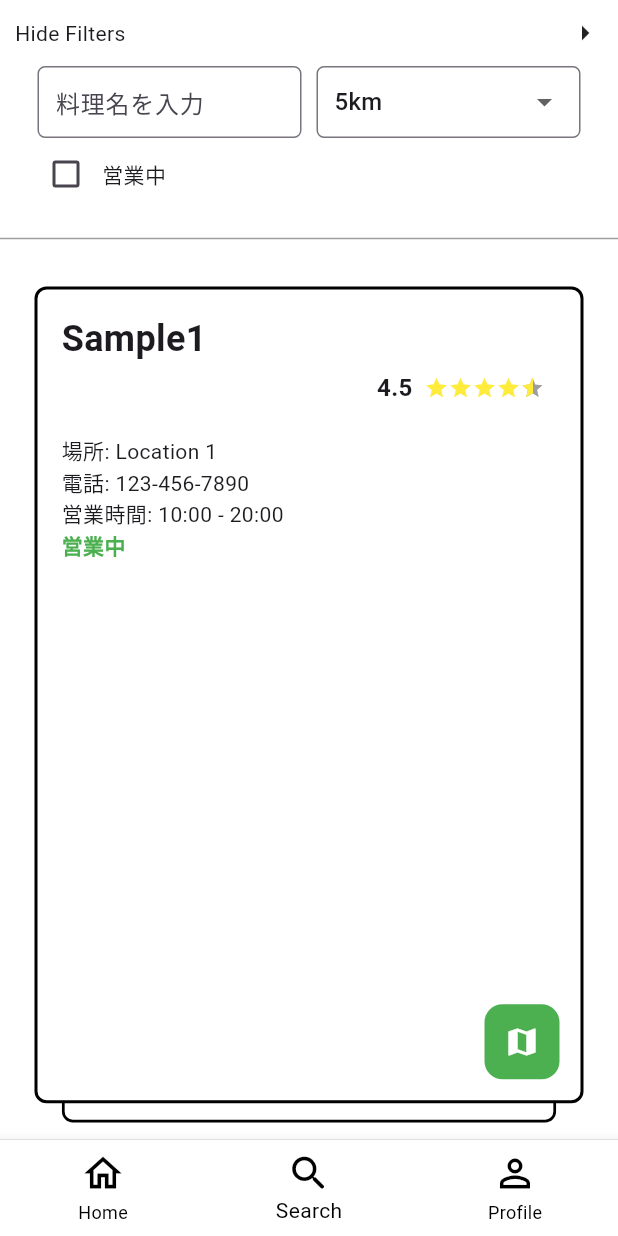
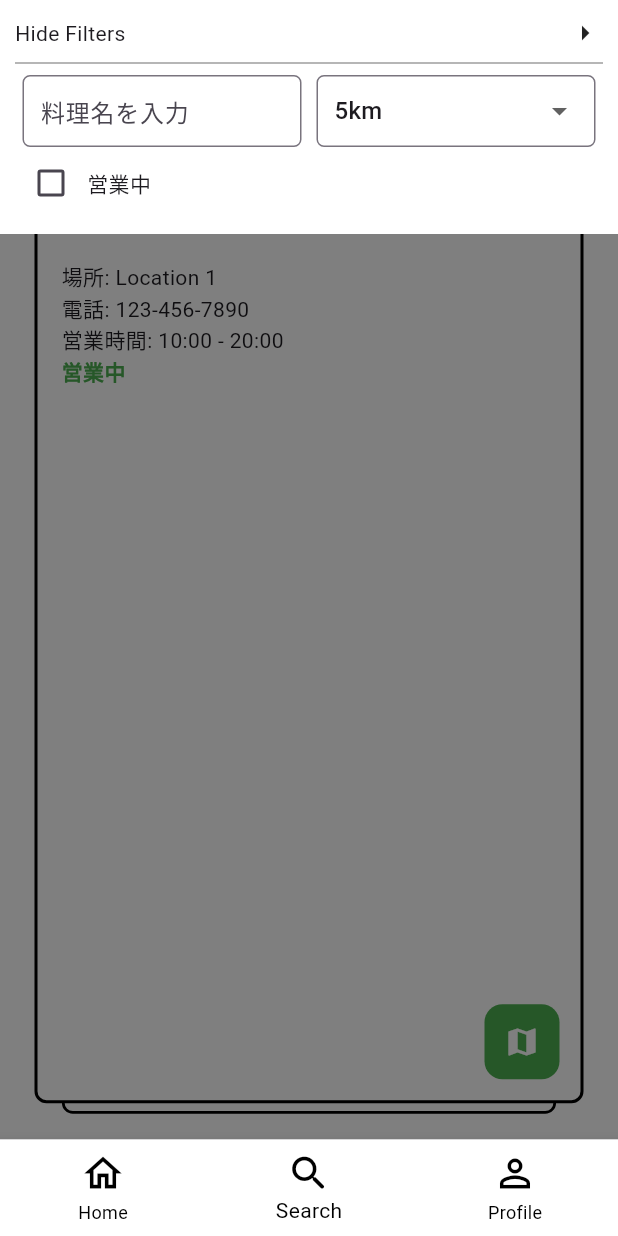
Before and after one commit to hayato-0510/gohan, a Flutter app: the screen it shows after launch, item 2 of the bottom bar chosen, on a phone screen of 412 x 824 dp. Run offline on Flutter 3.47's test engine with Material 3 defaults, Android fonts, the phone set to English and light mode, and no system bars; drawn by our look-alikes of appinio_swiper; our stand-ins replace geolocator, google_maps_flutter, permission_handler, sqflite; accounts and stored records are empty; Roboto replaces fonts that are missing (NotoSansJP).

Commit message:
チェックバーの表示/非表示＋オーバーレイによる他の操作の防止

```diff
--- a/lib/view/search/search_page.dart
+++ b/lib/view/search/search_page.dart
@@ -23,7 +23,8 @@ class _SearchPageState extends State<SearchPage> {
   @override
   void initState() {
     super.initState();
-    final userSearchSettings = Provider.of<UserSearchSettingsViewModel>(context, listen: false);
+    final userSearchSettings =
+        Provider.of<UserSearchSettingsViewModel>(context, listen: false);
     _foodController = TextEditingController(text: userSearchSettings.name);
 
     // Listenerを追加して、TextEditingControllerが変更されたらViewModelも更新するようにします
@@ -48,10 +49,15 @@ class _SearchPageState extends State<SearchPage> {
 
   @override
   Widget build(BuildContext context) {
+    final screenHeight = MediaQuery.of(context).size.height;
+    final topPosition = screenHeight * 0; // 画面高さの20%
+
     return Scaffold(
       backgroundColor: Colors.white,
       body: SafeArea(
-        child: Column(
+        child: Stack(
+          children: [
+            Column(
               children: [
                 Padding(
                   padding: const EdgeInsets.only(
@@ -67,21 +73,13 @@ class _SearchPageState extends State<SearchPage> {
                         child: Row(
                           mainAxisAlignment: MainAxisAlignment.spaceBetween,
                           children: [
-                        Text(_showUserCheckBar ? 'Hide Filters' : 'Show Filters'),
+                            Text(_showUserCheckBar
+                                ? 'Hide Filters'
+                                : 'Show Filters'),
                             Icon(
-                          _isExpanded ? Icons.arrow_drop_down : Icons.arrow_right,
-                        ),
-                      ],
-                    ),
-                  ),
-                  Visibility(
-                    visible: _showUserCheckBar,
-                    child: AnimatedContainer(
-                      duration: const Duration(milliseconds: 300),
-                      curve: Curves.easeInOut,
-                      padding: const EdgeInsets.all(10.0),
-                      child: _setUserCheckBar(context),
-                    ),
+                              _isExpanded
+                                  ? Icons.arrow_drop_down
+                                  : Icons.arrow_right,
                             ),
                           ],
                         ),
@@ -92,9 +90,13 @@ class _SearchPageState extends State<SearchPage> {
                         indent: 0.0, // 左側のインデント
                         endIndent: 0.0, // 右側のインデント
                       ),
+                    ],
+                  ),
+                ),
                 Expanded(
                   child: Padding(
-                padding: const EdgeInsets.symmetric(horizontal: 15, vertical: 20),
+                    padding: const EdgeInsets.symmetric(
+                        horizontal: 15, vertical: 20),
                     child: Consumer<RestaurantCardViewModel>(
                       builder: (context, viewModel, child) {
                         if (viewModel.restaurants.isEmpty) {
@@ -118,18 +120,25 @@ class _SearchPageState extends State<SearchPage> {
                             if (activity is Swipe) {
                               final isFavorite =
                                   activity.direction == AxisDirection.right;
-                          Provider.of<UserEngagementViewModel>(context, listen: false)
+                              Provider.of<UserEngagementViewModel>(context,
+                                      listen: false)
                                   .saveToEngagementDB(
-                              id: viewModel.restaurants[previousIndex].id.toString(),
+                                id: viewModel.restaurants[previousIndex].id
+                                    .toString(),
                                 name: viewModel.restaurants[previousIndex].name,
-                              rating: viewModel.restaurants[previousIndex].rating,
-                              location: viewModel.restaurants[previousIndex].location,
-                              phone: viewModel.restaurants[previousIndex].phone,
-                              hours: viewModel.restaurants[previousIndex].hours,
+                                rating:
+                                    viewModel.restaurants[previousIndex].rating,
+                                location: viewModel
+                                    .restaurants[previousIndex].location,
+                                phone:
+                                    viewModel.restaurants[previousIndex].phone,
+                                hours:
+                                    viewModel.restaurants[previousIndex].hours,
                                 isFavorite: isFavorite,
                               );
                               WidgetsBinding.instance.addPostFrameCallback((_) {
-                            if (previousIndex < viewModel.restaurants.length) {
+                                if (previousIndex <
+                                    viewModel.restaurants.length) {
                                   viewModel.removeRestaurant(previousIndex);
                                 }
                               });
@@ -145,12 +154,62 @@ class _SearchPageState extends State<SearchPage> {
                 ),
               ],
             ),
+            if (_showUserCheckBar)
+              Stack(
+                children: [
+                  ModalBarrier(
+                    color: Colors.black.withOpacity(0.5),
+                    dismissible: false,
+                  ),
+                  Positioned(
+                    top: topPosition,
+                    left: 0,
+                    right: 0,
+                    child: AnimatedContainer(
+                      duration: const Duration(milliseconds: 300),
+                      curve: Curves.easeInOut,
+                      padding: const EdgeInsets.all(10.0),
+                      color: Colors.white, // 背景色を追加
+                      child: Column(
+                        children: [
+                          GestureDetector(
+                            onTap: _toggleUserCheckBar,
+                            child: Row(
+                              mainAxisAlignment: MainAxisAlignment.spaceBetween,
+                              children: [
+                                Text(_showUserCheckBar
+                                    ? 'Hide Filters'
+                                    : 'Show Filters'),
+                                Icon(
+                                  _isExpanded
+                                      ? Icons.arrow_drop_down
+                                      : Icons.arrow_right,
+                                ),
+                              ],
+                            ),
+                          ),
+                          const Divider(
+                            color: Colors.grey, // 線の色
+                            thickness: 1.0, // 線の太さ
+                            indent: 0.0, // 左側のインデント
+                            endIndent: 0.0, // 右側のインデント
+                          ),
+                          _setUserCheckBar(context),
+                        ],
+                      ),
+                    ),
+                  ),
+                ],
+              ),
+          ],
+        ),
       ),
     );
   }
 
   Widget _setUserCheckBar(BuildContext context) {
-    final userSearchSettings = Provider.of<UserSearchSettingsViewModel>(context);
+    final userSearchSettings =
+        Provider.of<UserSearchSettingsViewModel>(context);
 
     return Column(
       children: [
```
Lines whose indentation alone changed are shown as unchanged.
